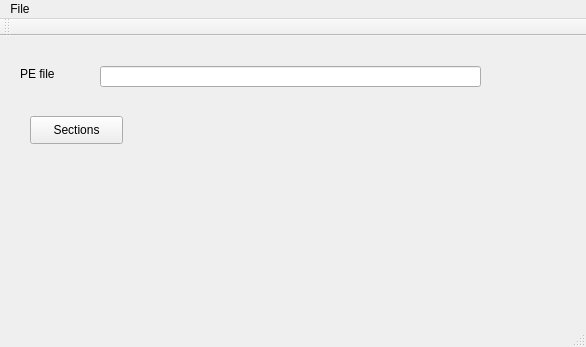
This is CrossPE.ui in xxr0ss/CrossPE as Qt 5 draws it before an edit. The edited form follows.
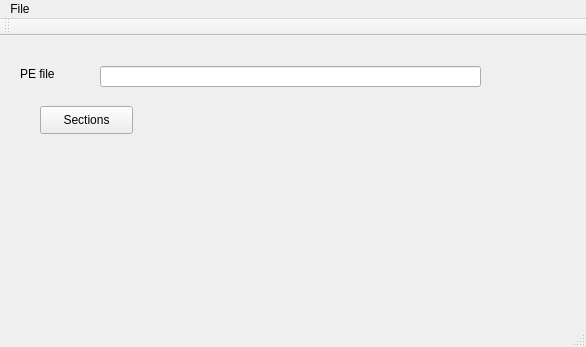
This is the edited form.

Patch:
```diff
--- a/CrossPE.ui
+++ b/CrossPE.ui
@@ -25,8 +25,8 @@
     </property>
     <property name="geometry">
      <rect>
-      <x>30</x>
-      <y>80</y>
+      <x>40</x>
+      <y>70</y>
       <width>93</width>
       <height>28</height>
      </rect>
```
Left out of the diff: 2 changed lines with no effect on the pictures.
